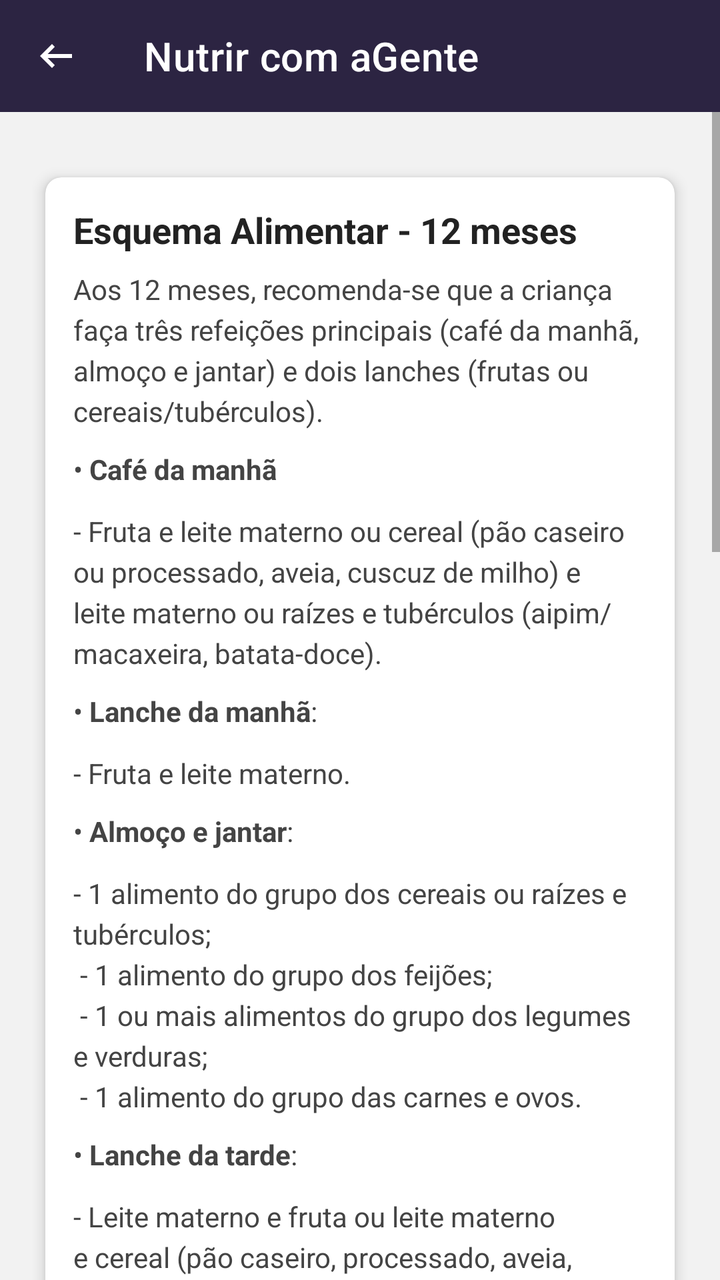
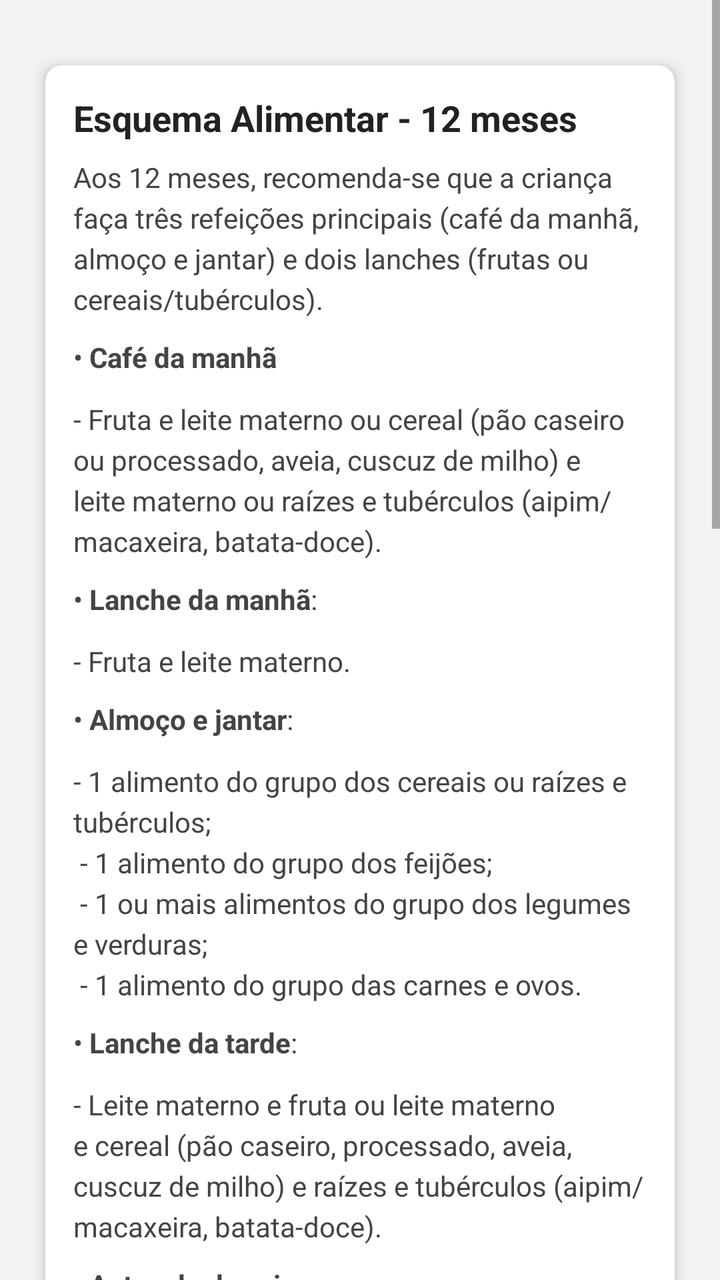

The first picture is an Android layout as it rendered before a commit; the second is the same layout after the commit. The layout source and the unified diff follow.
<!-- AndroidManifest.xml: application theme Theme.NutrirAGente -->
<!-- res/layout/dietary_plan12.xml -->
<?xml version="1.0" encoding="utf-8"?>
<LinearLayout xmlns:android="http://schemas.android.com/apk/res/android"
    xmlns:app="http://schemas.android.com/apk/res-auto"
    android:orientation="vertical"
    android:layout_width="match_parent"
    android:layout_height="match_parent"
    android:background="#F2F2F2">

    
    <androidx.appcompat.widget.Toolbar
        android:id="@+id/toolbar"
        android:layout_width="match_parent"
        android:layout_height="?attr/actionBarSize"
        app:navigationIcon="@drawable/ic_arrow_back"
        android:background="#2C2442"
        app:title="@string/app_name"
        app:titleTextColor="@android:color/white"/>

    
    <ScrollView
        android:layout_width="match_parent"
        android:layout_height="match_parent"
        android:fillViewport="true">

        <LinearLayout
            android:layout_width="match_parent"
            android:layout_height="wrap_content"
            android:orientation="vertical"
            android:padding="16dp">

            
            <androidx.cardview.widget.CardView
                android:layout_width="match_parent"
                android:layout_height="wrap_content"
                android:layout_marginTop="8dp"
                android:layout_marginBottom="16dp"
                app:cardCornerRadius="8dp"
                app:cardElevation="4dp"
                app:cardUseCompatPadding="true">

                <LinearLayout
                    android:layout_width="match_parent"
                    android:layout_height="wrap_content"
                    android:orientation="vertical"
                    android:padding="14dp">

                    
                    <TextView
                        android:id="@+id/title_feeding_scheme_12m"
                        android:layout_width="wrap_content"
                        android:layout_height="wrap_content"
                        android:text="@string/feeding_scheme_12m"
                        android:textSize="18sp"
                        android:textStyle="bold"
                        android:textColor="#222222"
                        android:layout_marginBottom="8dp"/>

                    
                    <TextView
                        android:id="@+id/intro_feeding_12m"
                        android:layout_width="match_parent"
                        android:layout_height="wrap_content"
                        android:text="@string/feeding_intro_12m"
                        android:textSize="14sp"
                        android:textColor="#444444"
                        android:lineSpacingExtra="4dp"
                        android:layout_marginBottom="10dp"/>

                    
                    <TextView
                        android:id="@+id/breakfast"
                        android:layout_width="match_parent"
                        android:layout_height="wrap_content"
                        android:text="@string/breakfast"
                        android:textSize="14sp"
                        android:textColor="#444444"
                        android:lineSpacingExtra="4dp"
                        android:layout_marginBottom="12dp" />

                    <TextView
                        android:id="@+id/breakfastconteudo"
                        android:layout_width="match_parent"
                        android:layout_height="wrap_content"
                        android:text="@string/breakfast_cont"
                        android:textSize="14sp"
                        android:textColor="#444444"
                        android:lineSpacingExtra="4dp"
                        android:layout_marginBottom="10dp"/>

                    <TextView
                        android:id="@+id/mid_morning_snack"
                        android:layout_width="match_parent"
                        android:layout_height="wrap_content"
                        android:text="@string/mid_morning_snack"
                        android:textSize="14sp"
                        android:textColor="#444444"
                        android:lineSpacingExtra="4dp"
                        android:layout_marginBottom="12dp" />

                    <TextView
                        android:id="@+id/mid_morning_snackconteudo"
                        android:layout_width="match_parent"
                        android:layout_height="wrap_content"
                        android:text="@string/mid_morning_snack_cont"
                        android:textSize="14sp"
                        android:textColor="#444444"
                        android:lineSpacingExtra="4dp"
                        android:layout_marginBottom="10dp"/>

                    <TextView
                    android:id="@+id/lunch_and_dinner"
                    android:layout_width="match_parent"
                    android:layout_height="wrap_content"
                    android:text="@string/lunch_and_dinner"
                    android:textSize="14sp"
                    android:textColor="#444444"
                    android:lineSpacingExtra="4dp"
                    android:layout_marginBottom="12dp" />

                    <TextView
                        android:id="@+id/lunch_and_dinnerconteudo"
                        android:layout_width="match_parent"
                        android:layout_height="wrap_content"
                        android:text="@string/lunch_and_dinnercont"
                        android:textSize="14sp"
                        android:textColor="#444444"
                        android:lineSpacingExtra="4dp"
                        android:layout_marginBottom="10dp"/>

                    <TextView
                        android:id="@+id/afternoon_snack"
                        android:layout_width="match_parent"
                        android:layout_height="wrap_content"
                        android:text="@string/afternoon_snack"
                        android:textSize="14sp"
                        android:textColor="#444444"
                        android:lineSpacingExtra="4dp"
                        android:layout_marginBottom="12dp" />

                    <TextView
                        android:id="@+id/afternoon_snackconteudo"
                        android:layout_width="match_parent"
                        android:layout_height="wrap_content"
                        android:text="@string/afternoon_snackcont"
                        android:textSize="14sp"
                        android:textColor="#444444"
                        android:lineSpacingExtra="4dp"
                        android:layout_marginBottom="10dp"/>

                    <TextView
                        android:id="@+id/beforesleeping"
                        android:layout_width="match_parent"
                        android:layout_height="wrap_content"
                        android:text="@string/beforesleeping"
                        android:textSize="14sp"
                        android:textColor="#444444"
                        android:lineSpacingExtra="4dp"
                        android:layout_marginBottom="10dp"/>

                    <TextView
                        android:id="@+id/beforesleepingcont"
                        android:layout_width="match_parent"
                        android:layout_height="wrap_content"
                        android:text="@string/beforesleepingcont"
                        android:textSize="14sp"
                        android:textColor="#444444"
                        android:lineSpacingExtra="4dp"
                        android:layout_marginBottom="10dp"/>

                    
                    <ImageView
                        android:id="@+id/feeding_child_image"
                        android:layout_width="160dp"
                        android:layout_height="160dp"
                        android:src="@drawable/bebe_andando"
                        android:layout_gravity="center"
                        android:adjustViewBounds="true"
                        android:scaleType="fitCenter"
                        android:layout_marginTop="6dp"
                        android:layout_marginBottom="6dp"/>

                    
                    <LinearLayout
                        android:layout_width="match_parent"
                        android:layout_height="wrap_content"
                        android:layout_marginTop="4dp"
                        android:layout_marginBottom="12dp"
                        android:background="#FFC0CB"
                        android:orientation="vertical"
                        android:padding="12dp">

                        <TextView
                            android:layout_width="wrap_content"
                            android:layout_height="wrap_content"
                            android:layout_marginBottom="6dp"
                            android:text="@string/blue_card_title"
                            android:textColor="#000000"
                            android:textSize="15sp"
                            android:textStyle="bold"
                            android:layout_gravity="center_horizontal"
                            />

                        <TextView
                            android:layout_width="wrap_content"
                            android:layout_height="wrap_content"
                            android:text="@string/almoçoejanta12"
                            android:textColor="#333333"
                            android:textSize="14sp" />

                        <TextView
                            android:layout_width="wrap_content"
                            android:layout_height="wrap_content"
                            android:layout_marginBottom="6dp"
                            android:text="Consistência"
                            android:textColor="#000000"
                            android:textSize="15sp"
                            android:textStyle="bold"
                            android:layout_gravity="center_horizontal"
                            />

                        <TextView
                            android:layout_width="wrap_content"
                            android:layout_height="wrap_content"
                            android:text="Ofereça os alimenteos em pedaços maiores na mesma consistência da comida da família."
                            android:textColor="#333333"
                            android:textSize="14sp" />

                    </LinearLayout>

                <LinearLayout
                    android:layout_width="match_parent"
                    android:layout_height="wrap_content"
                    android:layout_marginTop="4dp"
                    android:layout_marginBottom="12dp"
                    android:background="#FFEA70"
                    android:orientation="vertical"
                    android:padding="12dp">

                    <TextView
                        android:layout_width="wrap_content"
                        android:layout_height="wrap_content"
                        android:text="@string/goldentext"
                        android:textColor="#333333"
                        android:textSize="14sp"
                        android:layout_gravity="center_horizontal" />
                </LinearLayout>

                    <ImageView
                        android:id="@+id/fooding_child_image"
                        android:layout_width="160dp"
                        android:layout_height="160dp"
                        android:src="@drawable/bebe_com_fruta_inteira"
                        android:layout_gravity="center"
                        android:adjustViewBounds="true"
                        android:scaleType="fitCenter"
                        android:layout_marginTop="6dp"
                        android:layout_marginBottom="6dp"/>

                    <LinearLayout
                        android:layout_width="match_parent"
                        android:layout_height="wrap_content"
                        android:layout_marginTop="4dp"
                        android:layout_marginBottom="12dp"
                        android:background="#E0FFFF"
                        android:orientation="vertical"
                        android:padding="12dp">

                        <TextView
                            android:layout_width="wrap_content"
                            android:layout_height="wrap_content"
                            android:text="@string/ciantext12"
                            android:textColor="#333333"
                            android:textSize="14sp"
                            android:layout_gravity="center_horizontal" />
                    </LinearLayout>

                </LinearLayout>
            </androidx.cardview.widget.CardView>

        </LinearLayout>
    </ScrollView>
</LinearLayout>
<!-- resources referenced by this layout -->
<resources>
  <!-- drawable bebe_andando: png bitmap (drawable, 544513 bytes) -->
  <!-- drawable bebe_com_fruta_inteira: png bitmap (drawable, 436953 bytes) -->
  <!-- drawable ic_arrow_back (drawable) -->
  <vector xmlns:android="http://schemas.android.com/apk/res/android" android:autoMirrored="true" android:height="24dp" android:tint="@color/white" android:viewportHeight="960" android:viewportWidth="960" android:width="24dp">
        
      <path android:fillColor="@android:color/white" android:pathData="M400,720L160,480L400,240L456,298L314,440L800,440L800,520L314,520L456,662L400,720Z"/>
      
  </vector>
  <string name="afternoon_snack">
      • <b>Lanche da tarde</b>:
      </string>
  <string name="afternoon_snackcont">
      - Leite materno e fruta ou leite materno e cereal (pão caseiro, processado, aveia, cuscuz de milho) e raízes e tubérculos (aipim/macaxeira, batata-doce).
      <string />
  
          
  </string>
  <string name="app_name">Nutrir com aGente</string>
  <string name="beforesleeping">
      • <b>Antes de dormir</b>:
      </string>
  <string name="beforesleepingcont">
      - Leite materno.
      </string>
  <string name="blue_card_title">Quantidade aproximada de alimento</string>
  <string name="breakfast">
      • <b>Café da manhã</b>
      </string>
  <string name="breakfast_cont">
      - Fruta e leite materno ou cereal (pão caseiro ou processado, aveia, cuscuz de milho) e leite materno ou raízes e tubérculos (aipim/macaxeira, batata-doce).
      </string>
  <string name="ciantext12">
          Nessa idade, a criança deve ser encorajada a <b>fazer a refeição junto com a família</b>, já que esse hábito vai dar <b>mais autonomia</b> e incentivá-la a consumir os mesmos alimentos que a família.
      </string>
  <string name="feeding_intro_12m">
          Aos 12 meses, recomenda-se que a criança faça três refeições principais (café da manhã, almoço e jantar) e dois lanches (frutas ou cereais/tubérculos).
      </string>
  <string name="feeding_scheme_12m">Esquema Alimentar - 12 meses</string>
  <string name="goldentext">
          É importante lembrar que as refeições, almoço e jantar, <b>não devem ser substituídas por refeições lácteas ou lanches</b>.
      </string>
  <string name="lunch_and_dinner">
      • <b>Almoço e jantar</b>:
      </string>
  <string name="lunch_and_dinnercont">
      - 1 alimento do grupo dos cereais ou raízes e tubérculos;\n
      - 1 alimento do grupo dos feijões;\n
      - 1 ou mais alimentos do grupo dos legumes e verduras;\n
      - 1 alimento do grupo das carnes e ovos.
      </string>
  <string name="mid_morning_snack">
          • <b>Lanche da manhã</b>:
      </string>
  <string name="mid_morning_snack_cont">
      - Fruta e leite materno.
      </string>
  <style name="Theme.NutrirAGente" parent="Theme.MaterialComponents.Light.NoActionBar">
          
          <item name="colorPrimary">@color/purple_500</item>
          <item name="colorPrimaryVariant">@color/blue_toolbar</item>
          <item name="colorOnPrimary">@color/white</item>
          <item name="colorOnPrimaryFixedVariant">@color/blue_toolbar</item>
          
          <item name="colorSecondary">@color/teal_200</item>
          <item name="colorSecondaryVariant">@color/teal_700</item>
          <item name="colorOnSecondary">@color/black</item>
          
          <item name="android:statusBarColor">@color/blue_toolbar</item>
          
      </style>
  <color name="white">#FFFFFFFF</color>
  <color name="purple_500">#FF6200EE</color>
  <color name="blue_toolbar">#272643</color>
  <color name="teal_200">#FF03DAC5</color>
  <color name="teal_700">#FF018786</color>
  <color name="black">#FF000000</color>
</resources>

<!-- the commit's change to res/layout/dietary_plan12.xml (unified diff, before → after) -->
@@ -6,15 +6,7 @@
     android:layout_height="match_parent"
     android:background="#F2F2F2">
 
-    
-    <androidx.appcompat.widget.Toolbar
-        android:id="@+id/toolbar"
-        android:layout_width="match_parent"
-        android:layout_height="?attr/actionBarSize"
-        app:navigationIcon="@drawable/ic_arrow_back"
-        android:background="#2C2442"
-        app:title="@string/app_name"
-        app:titleTextColor="@android:color/white"/>
+
 
     
     <ScrollView
<!-- resource entries referenced after the edit -->
@@ -2,12 +2,6 @@
 <resources>
   <!-- drawable bebe_andando: png bitmap (drawable, 544513 bytes) -->
   <!-- drawable bebe_com_fruta_inteira: png bitmap (drawable, 436953 bytes) -->
-  <!-- drawable ic_arrow_back (drawable) -->
-  <vector xmlns:android="http://schemas.android.com/apk/res/android" android:autoMirrored="true" android:height="24dp" android:tint="@color/white" android:viewportHeight="960" android:viewportWidth="960" android:width="24dp">
-        
-      <path android:fillColor="@android:color/white" android:pathData="M400,720L160,480L400,240L456,298L314,440L800,440L800,520L314,520L456,662L400,720Z"/>
-      
-  </vector>
   <string name="afternoon_snack">
       • <b>Lanche da tarde</b>:
       </string>
@@ -17,7 +11,6 @@
   
           
   </string>
-  <string name="app_name">Nutrir com aGente</string>
   <string name="beforesleeping">
       • <b>Antes de dormir</b>:
       </string>
